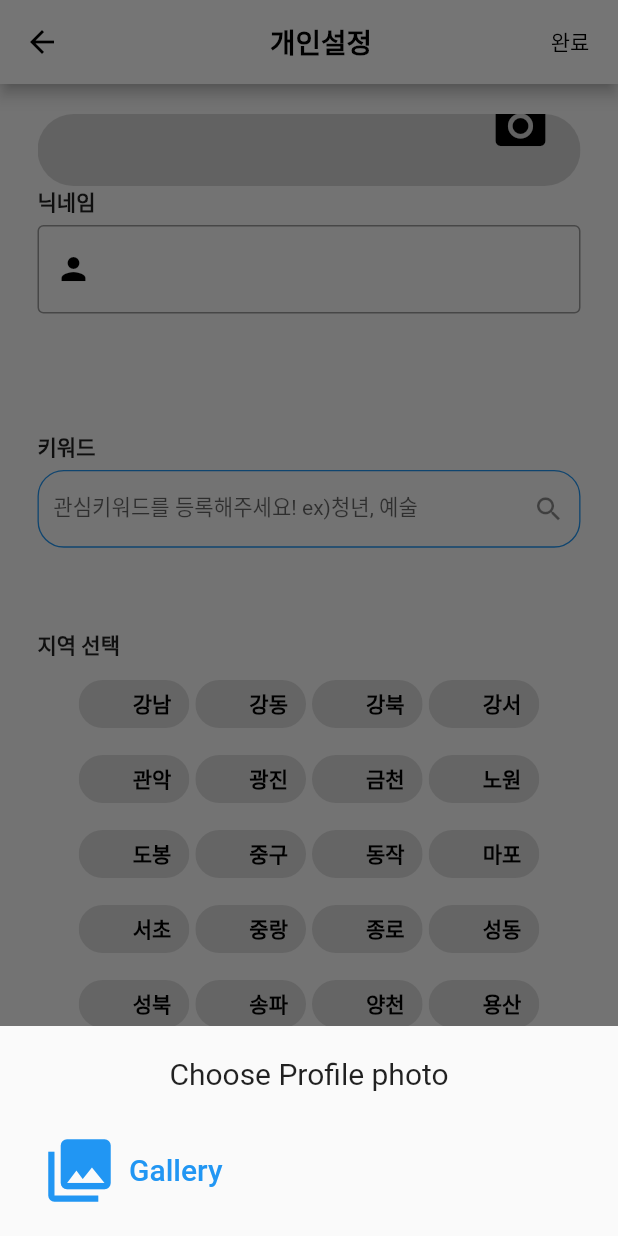
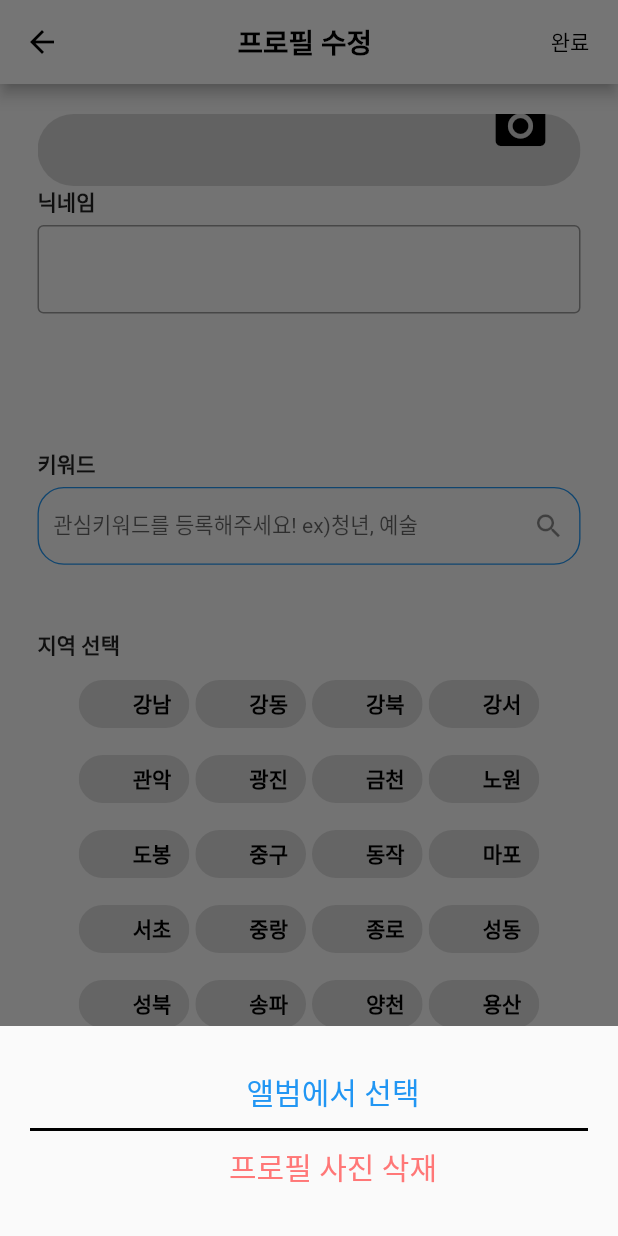
Before and after one commit to yeon220629/dongnerang, a Flutter app: the mypageInformSettingScreen screen opened directly, after a tap on the "camera alt" icon, on a phone screen of 412 x 824 dp. Run offline on Flutter 3.47's test engine with Material 2 defaults, Android fonts, the light colour scheme and no system bars; drawn by our look-alikes of cached_network_image; our stand-ins replace cloud_firestore, firebase_auth, firebase_core, firebase_storage, flutter_easyloading, flutter_keyboard_visibility and 7 more; missing offline and left inert: flutter_inappwebview, kakao_flutter_sdk; accounts and stored records are empty; network calls fail.

```diff
--- a/lib/screens/login.screen.dart
+++ b/lib/screens/login.screen.dart
@@ -30,9 +30,11 @@ class _LoginScreenState extends State<LoginScreen> {
         child: SizedBox(
           height: Get.size.height,
           width: Get.size.width,
+          child: Padding(
+            padding: const EdgeInsets.symmetric(horizontal: 20.0, vertical: 10),
             child: Column(
                 children: [
-            const SizedBox(height: 150),
+                  SizedBox(height: size.height / 4,),
                   Image.asset('assets/images/logo.png',fit: BoxFit.cover,
                     height: size.height / 11.8,
                   ),
@@ -41,11 +43,6 @@ class _LoginScreenState extends State<LoginScreen> {
                     "내가 찾는 우리 동네의 공공소식",
                     style: TextStyle(fontSize: 15, color: AppColors.primary),
                   ),
-            const SizedBox(height: 150),
-              // const Text(
-            //     "동네랑 로고",
-            //     style: TextStyle(fontSize: 28, color: AppColors.primary),
-            //   ),
                   IconButton(
                     onPressed: () async {
                       await viewModel.login();
@@ -55,6 +52,7 @@ class _LoginScreenState extends State<LoginScreen> {
                   // const SizedBox(height: 20),
                 ]),
             ),
+        ),
       )
     );
   }
--- a/lib/screens/mypage/mypage.inform.setting.screen.dart
+++ b/lib/screens/mypage/mypage.inform.setting.screen.dart
@@ -27,7 +27,7 @@ class mypageInformSettingScreen extends GetView<PrivateSettingController> {
             Row(
               crossAxisAlignment: CrossAxisAlignment.center,
               children: [
-                Text('개인설정', style: TextStyle(
+                Text('프로필 수정', style: TextStyle(
                     fontWeight: FontWeight.bold,
                     fontSize: 18.5,
                     color: Colors.black)),
@@ -128,7 +128,7 @@ class _mypageKeywordStateful extends State<mypageKeywordStateful> {
     final double categoryHeight = size.height * 0.30;
 
     return Padding(
-        padding: EdgeInsets.symmetric(vertical: size.height / 3.9),
+        padding: EdgeInsets.symmetric(vertical: size.height / 3.7),
         child: Column(
           children: [
             Row(
@@ -307,7 +307,6 @@ class _mypageProfileSettingState extends State<mypageProfileSetting> {
   XFile? _imageFile; // 카메라/갤러리에서 사진 가져올 때 사용함 (image_picker)
   final ImagePicker _picker = ImagePicker(); // 카메라/갤러리에서 사진 가져올 때 사용함 (image_picker)
 
-
   @override
   Widget build(BuildContext context) {
     return Padding(
@@ -356,6 +355,7 @@ class _mypageProfileSettingState extends State<mypageProfileSetting> {
 
   // 카메라 아이콘 클릭시 띄울 모달 팝업
   Widget bottomSheet() {
+    final Size size = MediaQuery.of(context).size;
     return Container(
         height: 100,
         width: MediaQuery.of(context).size.width,
@@ -365,24 +365,30 @@ class _mypageProfileSettingState extends State<mypageProfileSetting> {
         ),
         child: Column(
           children: <Widget>[
-            Text(
-              'Choose Profile photo',
-              style: TextStyle(
-                fontSize: 20,
+            Container(
+              child: TextButton.icon(
+                icon: Icon(null),
+                onPressed: () {
+                  takePhoto(ImageSource.gallery);
+                },
+                label: Text('앨범에서 선택', style: TextStyle(fontSize: 20),),
               ),
             ),
-            SizedBox(height: 20,),
-            Row(
-              mainAxisAlignment: MainAxisAlignment.spaceBetween,
-              children: <Widget>[
-                TextButton.icon(
-                  icon: Icon(Icons.photo_library, size: 50,),
-                  onPressed: () {
-                    takePhoto(ImageSource.gallery);
-                  },
-                  label: Text('Gallery', style: TextStyle(fontSize: 20),),
-                )
-              ],
+            Container(
+              width: size.width,
+              height: 2,
+              color: AppColors.black,
+            ),
+            Container(
+              child: TextButton.icon(
+                icon: Icon(null),
+                onPressed: () {
+                  takePhoto(ImageSource.gallery);
+                },
+                label: Text('프로필 사진 삭재', style: TextStyle(
+                    fontSize: 20, color: AppColors.red
+                ),),
+              ),
             )
           ],
         )
@@ -403,10 +409,7 @@ class _mypageProfileSettingState extends State<mypageProfileSetting> {
               width: 2,
             ),
           ),
-          prefixIcon: Icon(
-            Icons.person,
-            color: AppColors.black,
-          ),
+
           labelText: '${userName}',
           hintText: '${userName}'
       ),
@@ -422,7 +425,7 @@ class _mypageProfileSettingState extends State<mypageProfileSetting> {
   takePhoto(ImageSource source) async {
     print("source : ${source}");
     final pickedFile = await _picker.pickImage(source: source);
-    print("pickedFile : $pickedFile");
+    print("pickedFile : ${pickedFile?.path.toString()}");
     setState(() {
       _imageFile = pickedFile;
       print("_imageFile : $_imageFile");
```
Lines whose indentation alone changed are shown as unchanged.
